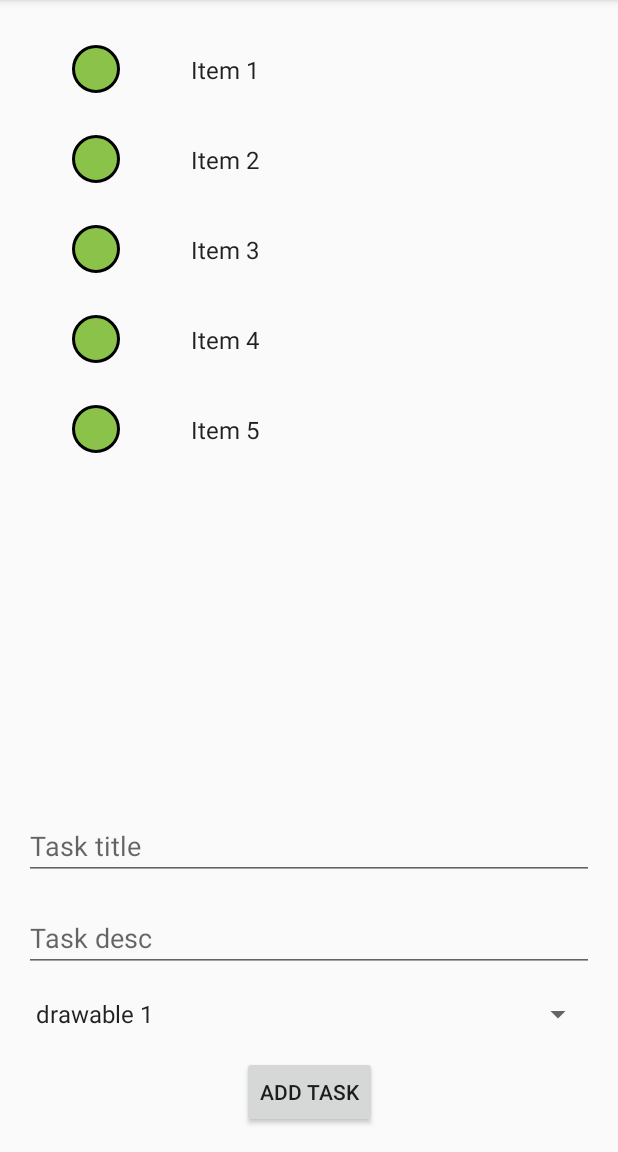
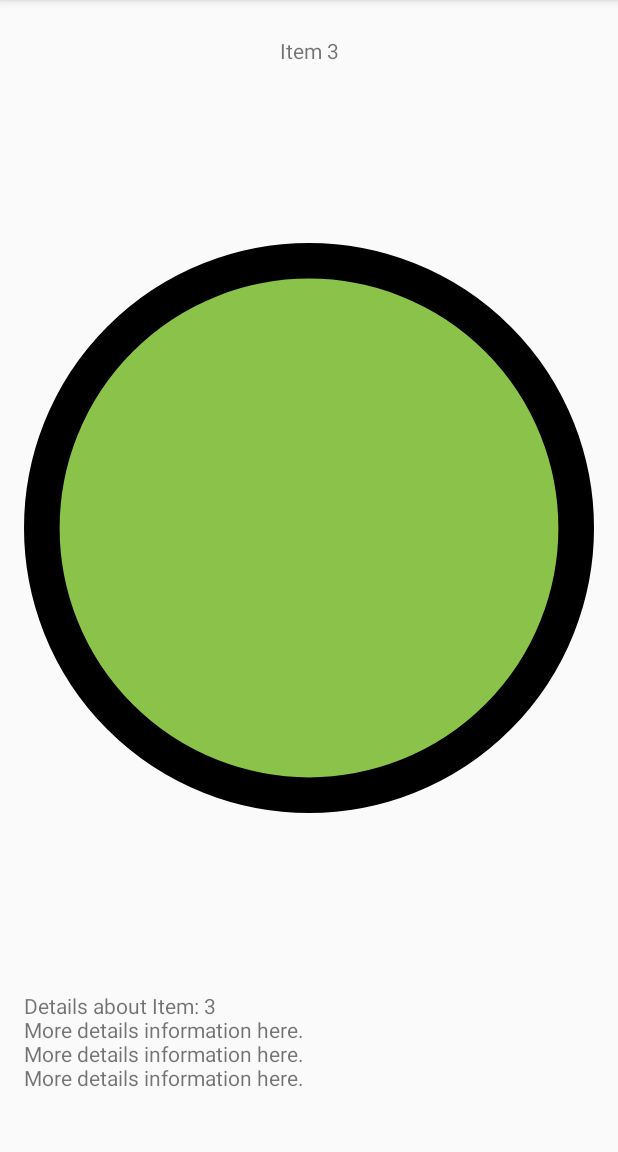
Before and after one commit to BaartekP/Android_Lab1_and_Lab2, an Android app: the screen it shows after launch (MainActivity before the commit, TaskInfoActivity after it), after a tap on an icon or button, on a phone screen of 412 x 824 dp, the part 84-1236 px from its top. Run offline under Robolectric (Android 15) with nearby library versions, the light colour scheme and no system bars.

Commit message:
worked up to step 23

```diff
--- a/Lab4/app/src/main/AndroidManifest.xml
+++ b/Lab4/app/src/main/AndroidManifest.xml
@@ -9,6 +9,7 @@
         android:roundIcon="@mipmap/ic_launcher_round"
         android:supportsRtl="true"
         android:theme="@style/AppTheme">
+        <activity android:name=".TaskInfoActivity"></activity>
         <activity android:name=".MainActivity">
             <intent-filter>
                 <action android:name="android.intent.action.MAIN" />
--- a/Lab4/app/src/main/java/com/mr/fragmentapp/MainActivity.java
+++ b/Lab4/app/src/main/java/com/mr/fragmentapp/MainActivity.java
@@ -3,11 +3,13 @@ package com.mr.fragmentapp;
 import androidx.appcompat.app.AppCompatActivity;
 
 import android.content.Context;
+import android.content.Intent;
 import android.os.Bundle;
 import android.view.View;
 import android.view.inputmethod.InputMethodManager;
 import android.widget.EditText;
 import android.widget.Spinner;
+import android.widget.Toast;
 
 import com.mr.fragmentapp.tasks.TaskListContent;
 
@@ -19,6 +21,13 @@ public class MainActivity extends AppCompatActivity implements TaskFragment.OnLi
         setContentView(R.layout.activity_main);
     }
 
+    public static final String taskExtra = "taskExtra";
+
+    private void startSecondActivity(TaskListContent.Task task, int position){
+        Intent intent = new Intent(this,TaskInfoActivity.class);
+        intent.putExtra(taskExtra,task);
+        startActivity(intent);
+    }
 
     public void addClick(View view) {
         EditText taskTitleEditTxt = findViewById(R.id.taskTitle);
@@ -57,7 +66,8 @@ public class MainActivity extends AppCompatActivity implements TaskFragment.OnLi
 
     @Override
     public void onListFragmentClickInteraction(TaskListContent.Task task, int position) {
-
+        Toast.makeText(this,getString(R.string.item_selected_msg),Toast.LENGTH_SHORT).show();
+        startSecondActivity(task,position);
     }
 
     @Override
--- a/Lab4/app/src/main/java/com/mr/fragmentapp/TaskFragment.java
+++ b/Lab4/app/src/main/java/com/mr/fragmentapp/TaskFragment.java
@@ -25,6 +25,7 @@ public class TaskFragment extends Fragment {
     private static final String ARG_COLUMN_COUNT = "column-count";
     // TODO: Customize parameters
     private OnListFragmentInteractionListener mListener;
+
     private MyTaskRecyclerViewAdapter myRecyclerViewAdapter;
 
     /**
@@ -67,7 +68,8 @@ public class TaskFragment extends Fragment {
             Context context = view.getContext();
             RecyclerView recyclerView = (RecyclerView) view;
 
-                recyclerView.setLayoutManager(new LinearLayoutManager(context));
+            recyclerView.setLayoutManager(new LinearLayoutManager(context));
+
             myRecyclerViewAdapter = new MyTaskRecyclerViewAdapter(TaskListContent.ITEMS, mListener);
             recyclerView.setAdapter(myRecyclerViewAdapter);
         }
--- /dev/null
+++ b/Lab4/app/src/main/java/com/mr/fragmentapp/TaskInfoActivity.java
@@ -0,0 +1,14 @@
+package com.mr.fragmentapp;
+
+import androidx.appcompat.app.AppCompatActivity;
+
+import android.os.Bundle;
+
+public class TaskInfoActivity extends AppCompatActivity {
+
+    @Override
+    protected void onCreate(Bundle savedInstanceState) {
+        super.onCreate(savedInstanceState);
+        setContentView(R.layout.activity_task_info);
+    }
+}
--- /dev/null
+++ b/Lab4/app/src/main/java/com/mr/fragmentapp/TaskInfoFragment.java
@@ -0,0 +1,88 @@
+package com.mr.fragmentapp;
+
+
+import android.content.Intent;
+import android.graphics.drawable.Drawable;
+import android.os.Bundle;
+
+import androidx.annotation.Nullable;
+import androidx.fragment.app.Fragment;
+import androidx.fragment.app.FragmentActivity;
+
+import android.view.LayoutInflater;
+import android.view.View;
+import android.view.ViewGroup;
+import android.widget.ImageView;
+import android.widget.TextView;
+
+import com.mr.fragmentapp.tasks.TaskListContent;
+
+
+/**
+ * A simple {@link Fragment} subclass.
+ */
+public class TaskInfoFragment extends Fragment {
+
+
+    public TaskInfoFragment() {
+        // Required empty public constructor
+    }
+
+
+
+    public void displaytask(TaskListContent.Task task) {
+        FragmentActivity activity = getActivity();
+
+        TextView taskInfoTitle = activity.findViewById(R.id.taskInfoTitle);
+        TextView taskInfoDescription = activity.findViewById(R.id.taskInfoDescription);
+        ImageView taskInfoImage = activity.findViewById(R.id.taskInfoImage);
+
+        taskInfoTitle.setText(task.title);
+        taskInfoDescription.setText(task.details);
+
+        if (task.picPath != null && !task.picPath.isEmpty()) {
+            if (task.picPath.contains("drawable")) {
+                Drawable taskDrawable;
+                switch (task.picPath) {
+                    case "drawable 1":
+                        taskDrawable = activity.getResources().getDrawable(R.drawable.circle_drawable_green);
+                        break;
+                    case "drawable 2":
+                        taskDrawable = activity.getResources().getDrawable(R.drawable.circle_drawable_orange);
+                        break;
+                    case "drawable 3":
+                        taskDrawable = activity.getResources().getDrawable(R.drawable.circle_drawable_red);
+                        break;
+                    default:
+                        taskDrawable = activity.getResources().getDrawable(R.drawable.circle_drawable_green);
+                }
+                taskInfoImage.setImageDrawable(taskDrawable);
+            }
+
+        } else {
+            taskInfoImage.setImageDrawable(activity.getResources().getDrawable(R.drawable.circle_drawable_green));
+        }
+
+
+
+    }
+
+    @Override
+    public View onCreateView(LayoutInflater inflater, ViewGroup container,
+                             Bundle savedInstanceState) {
+        // Inflate the layout for this fragment
+        return inflater.inflate(R.layout.fragment_task_info, container, false);
+    }
+
+    @Override
+    public void onActivityCreated(@Nullable Bundle savedInstanceState) {
+        super.onActivityCreated(savedInstanceState);
+        Intent intent = getActivity().getIntent();
+        if (intent != null){
+            TaskListContent.Task receivedTask = intent.getParcelableExtra(MainActivity.taskExtra);
+            if(receivedTask != null){
+                displaytask(receivedTask);
+            }
+        }
+    }
+}
--- a/Lab4/app/src/main/java/com/mr/fragmentapp/tasks/TaskListContent.java
+++ b/Lab4/app/src/main/java/com/mr/fragmentapp/tasks/TaskListContent.java
@@ -1,4 +1,7 @@
 package com.mr.fragmentapp.tasks;
+
+import android.os.Parcel;
+import android.os.Parcelable;
 
 import java.util.ArrayList;
 import java.util.HashMap;
@@ -53,7 +56,7 @@ public class TaskListContent {
     /**
      * A dummy item representing a piece of content.
      */
-    public static class Task {
+    public static class Task implements Parcelable {
         public final String id;
         public final String title;
         public final String details;
@@ -73,9 +76,41 @@ public class TaskListContent {
             this.picPath = picPath;
         }
 
+        protected Task(Parcel in) {
+            id = in.readString();
+            title = in.readString();
+            details = in.readString();
+            picPath = in.readString();
+        }
+
+        public static final Creator<Task> CREATOR = new Creator<Task>() {
+            @Override
+            public Task createFromParcel(Parcel in) {
+                return new Task(in);
+            }
+
+            @Override
+            public Task[] newArray(int size) {
+                return new Task[size];
+            }
+        };
+
         @Override
         public String toString() {
             return title;
         }
+
+        @Override
+        public int describeContents() {
+            return 0;
+        }
+
+        @Override
+        public void writeToParcel(Parcel parcel, int i) {
+            parcel.writeString(id);
+            parcel.writeString(title);
+            parcel.writeString(details);
+            parcel.writeString(picPath);
+        }
     }
 }
--- /dev/null
+++ b/Lab4/app/src/main/res/layout/activity_task_info.xml
@@ -0,0 +1,23 @@
+<?xml version="1.0" encoding="utf-8"?>
+<androidx.constraintlayout.widget.ConstraintLayout
+    xmlns:android="http://schemas.android.com/apk/res/android"
+    xmlns:app="http://schemas.android.com/apk/res-auto"
+    xmlns:tools="http://schemas.android.com/tools"
+    android:layout_width="match_parent"
+    android:layout_height="match_parent"
+    tools:context=".TaskInfoActivity">
+    <fragment
+        android:id="@+id/displayFragment"
+        android:name="com.mr.fragmentapp.TaskInfoFragment"
+        android:layout_width="0dp"
+        android:layout_height="0dp"
+        android:layout_marginStart="8dp"
+        android:layout_marginTop="8dp"
+        android:layout_marginEnd="8dp"
+        android:layout_marginBottom="8dp"
+        app:layout_constraintBottom_toBottomOf="parent"
+        app:layout_constraintEnd_toEndOf="parent"
+        app:layout_constraintStart_toStartOf="parent"
+        app:layout_constraintTop_toTopOf="parent"
+        tools:layout="@layout/fragment_task_info" />
+</androidx.constraintlayout.widget.ConstraintLayout>
--- /dev/null
+++ b/Lab4/app/src/main/res/layout/fragment_task_info.xml
@@ -0,0 +1,46 @@
+<?xml version="1.0" encoding="utf-8"?>
+<androidx.constraintlayout.widget.ConstraintLayout
+    xmlns:android="http://schemas.android.com/apk/res/android"
+    xmlns:app="http://schemas.android.com/apk/res-auto"
+    xmlns:tools="http://schemas.android.com/tools"
+    android:id="@+id/constraintLayout"
+    android:layout_width="match_parent"
+    android:layout_height="match_parent"
+    tools:context=".TaskInfoFragment">
+    <TextView
+        android:id="@+id/taskInfoTitle"
+        android:layout_width="0dp"
+        android:layout_height="wrap_content"
+        android:layout_marginStart="16dp"
+        android:layout_marginTop="16dp"
+        android:layout_marginEnd="16dp"
+        android:text="@string/hello_blank_fragment"
+        android:textAlignment="center"
+        app:layout_constraintEnd_toEndOf="parent"
+        app:layout_constraintStart_toStartOf="parent"
+        app:layout_constraintTop_toTopOf="parent" />
+    <ImageView
+        android:id="@+id/taskInfoImage"
+        android:layout_width="0dp"
+        android:layout_height="0dp"
+        android:layout_marginStart="8dp"
+        android:layout_marginTop="8dp"
+        android:layout_marginEnd="8dp"
+        android:layout_marginBottom="8dp"
+        app:layout_constraintBottom_toTopOf="@+id/taskInfoDescription"
+        app:layout_constraintEnd_toEndOf="parent"
+        app:layout_constraintStart_toStartOf="parent"
+        app:layout_constraintTop_toBottomOf="@+id/taskInfoTitle"
+        app:srcCompat="@drawable/circle_drawable_green" />
+    <TextView
+        android:id="@+id/taskInfoDescription"
+        android:layout_width="0dp"
+        android:layout_height="wrap_content"
+        android:layout_marginStart="8dp"
+        android:layout_marginEnd="8dp"
+        android:layout_marginBottom="32dp"
+        android:text="@string/textview"
+        app:layout_constraintBottom_toBottomOf="parent"
+        app:layout_constraintEnd_toEndOf="parent"
+        app:layout_constraintStart_toStartOf="parent" />
+</androidx.constraintlayout.widget.ConstraintLayout>
--- a/Lab4/app/src/main/res/values/strings.xml
+++ b/Lab4/app/src/main/res/values/strings.xml
@@ -12,4 +12,9 @@
         <item>drawable 3</item>
     </string-array>
 
+    <!-- TODO: Remove or change this placeholder text -->
+    <string name="hello_blank_fragment">Hello blank fragment</string>
+    <string name="textview">TextView</string>
+    <string name="item_selected_msg">item_selected_msg</string>
+
 </resources>
```
